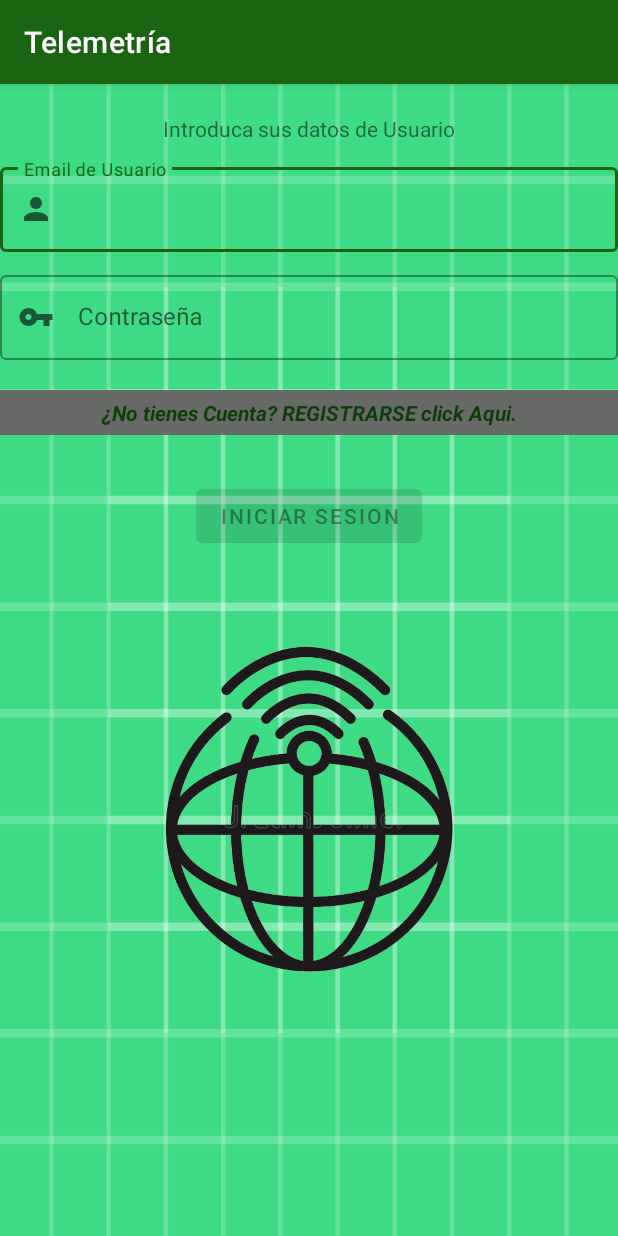
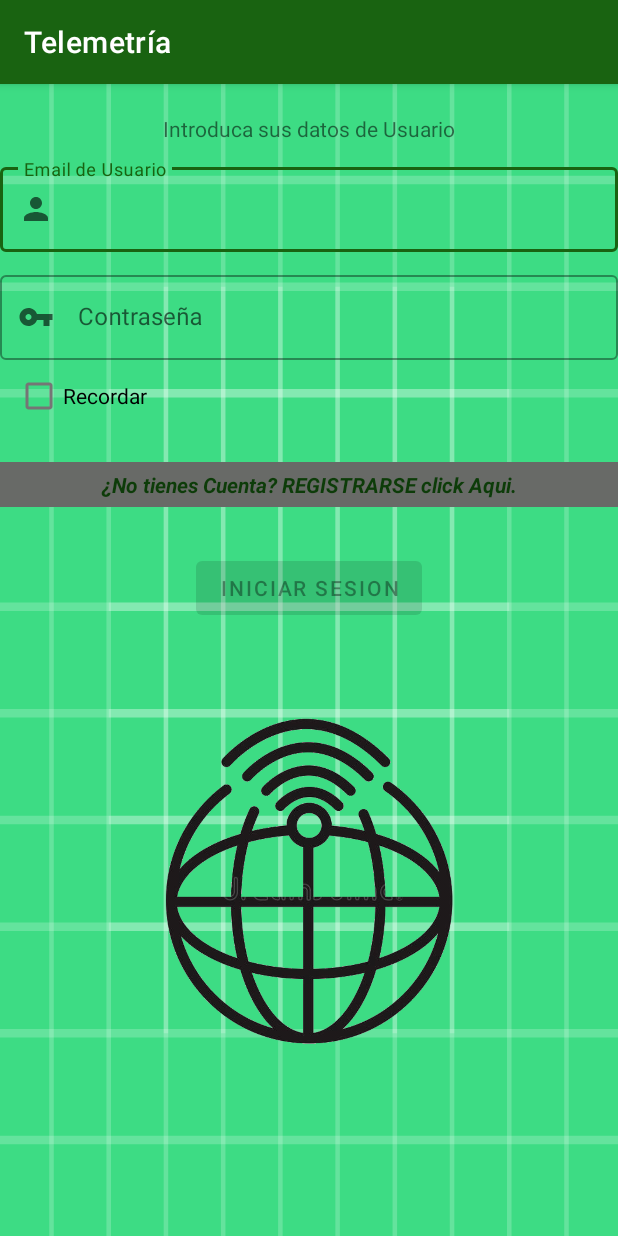
Before and after one commit to xwill007/Telemetria_Esp8266, an Android app: the MainActivity screen opened directly, with no data from a screen before it, in the options menu, after a tap on "Cerrar Sesión", on a phone screen of 412 x 824 dp. Run offline under Robolectric (Android 15) with nearby library versions, the phone set to English and light mode, and no system bars; our stand-ins replace Firebase (no records; nobody signed in at launch, a user with empty details on screens opened directly), Room's generated code, navigation-ui; 1 statement that could not run was skipped.

Commit message:
se guarda usuario y contraseña en shared preferences para recordar login

```diff
--- a/app/src/main/java/com/willvargas/telemetria_esp8266/Activities/MainActivity.kt
+++ b/app/src/main/java/com/willvargas/telemetria_esp8266/Activities/MainActivity.kt
@@ -1,5 +1,6 @@
 package com.willvargas.telemetria_esp8266.Activities
 
+import android.content.Context
 import android.content.Intent
 import android.os.Bundle
 import android.view.Menu
@@ -43,7 +44,7 @@ class MainActivity : AppCompatActivity() {
 
         val dataIntent = intent.extras
         val emailusuario = dataIntent?.getString("email")
-        val nombreUsuario = dataIntent?.getString("nombre")
+        //val nombreUsuario = dataIntent?.getString("nombre")
         email =  emailusuario.toString()
 
         val userDAO: UserDAO = MiBaseDeDatosApp.databaseUser.UserDAO()
@@ -53,7 +54,7 @@ class MainActivity : AppCompatActivity() {
         val tvEmailUsuario = navigationView.getHeaderView(0).findViewById<TextView>(R.id.textViewHeaderEmail)
         val tvNombreUsuario = navigationView.getHeaderView(0).findViewById<TextView>(textViewHeaderNombre)
         tvEmailUsuario.text = emailusuario
-        tvNombreUsuario.text = nombreUsuario
+        //tvNombreUsuario.text = nombreUsuario
 
         // Passing each menu ID as a set of Ids because each
         // menu should be considered as top level destinations.
@@ -90,6 +91,12 @@ class MainActivity : AppCompatActivity() {
 
                 FirebaseAuth.getInstance().signOut()
 
+                val sp = getSharedPreferences("my_prefs", Context.MODE_PRIVATE)
+                with(sp!!.edit()) {
+                    putString("active", "false")
+                    apply()
+                }
+
                 intent.putExtra("email",email)
                 intent.putExtra("password",password)
                 startActivity(intent)
--- a/app/src/main/java/com/willvargas/telemetria_esp8266/data/local/entities/Equipo.kt
+++ b/app/src/main/java/com/willvargas/telemetria_esp8266/data/local/entities/Equipo.kt
@@ -16,5 +16,5 @@ data class Equipo (
     @ColumnInfo(name = "contadorBebidas") val contadorBebidas :Long ? = null,
     @ColumnInfo(name = "descripcion") val descripcion :String ? = null,
     @ColumnInfo(name = "imagenEquipo") val imagenEquipo :String ? = null,
-    //@ColumnInfo(name = "emailUsuario") val emailUsuario :String ? = null,
+    @ColumnInfo(name = "emailUsuario") val emailUsuario :String ? = null,
     )
--- a/app/src/main/res/layout/activity_login.xml
+++ b/app/src/main/res/layout/activity_login.xml
@@ -9,21 +9,20 @@
 
     <com.google.android.material.textfield.TextInputLayout
         android:id="@+id/layoutUser"
+        style="@style/Widget.MaterialComponents.TextInputLayout.OutlinedBox"
         android:layout_width="match_parent"
         android:layout_height="wrap_content"
         android:layout_marginTop="50dp"
-        app:startIconDrawable="@drawable/ic_baseline_person_24"
         app:layout_constraintStart_toStartOf="parent"
         app:layout_constraintTop_toTopOf="parent"
-        style="@style/Widget.MaterialComponents.TextInputLayout.OutlinedBox">
+        app:startIconDrawable="@drawable/ic_baseline_person_24">
 
         <com.google.android.material.textfield.TextInputEditText
             android:id="@+id/textImputUser"
             android:layout_width="match_parent"
             android:layout_height="wrap_content"
             android:hint="@string/UserEmailHint"
-            android:inputType="textEmailAddress"
-            />
+            android:inputType="textEmailAddress" />
     </com.google.android.material.textfield.TextInputLayout>
 
     <com.google.android.material.textfield.TextInputLayout
@@ -58,7 +57,7 @@
         android:textStyle="bold|italic"
         app:layout_constraintEnd_toEndOf="parent"
         app:layout_constraintStart_toStartOf="parent"
-        app:layout_constraintTop_toBottomOf="@+id/layoutPassword"
+        app:layout_constraintTop_toBottomOf="@+id/checkBox_recordar"
         tools:ignore="MissingConstraints" />
 
     <TextView
@@ -95,4 +94,13 @@
         app:layout_constraintTop_toBottomOf="@+id/buttonLogin"
         app:srcCompat="@drawable/logo_telemetria_t" />
 
+    <CheckBox
+        android:id="@+id/checkBox_recordar"
+        android:layout_width="wrap_content"
+        android:layout_height="wrap_content"
+        android:layout_marginStart="10dp"
+        android:text="@string/recordar"
+        app:layout_constraintStart_toStartOf="parent"
+        app:layout_constraintTop_toBottomOf="@+id/layoutPassword" />
+
 </androidx.constraintlayout.widget.ConstraintLayout>
--- a/app/src/main/res/values/strings.xml
+++ b/app/src/main/res/values/strings.xml
@@ -63,6 +63,7 @@
     <string name="aceptar">aceptar</string>
     <string name="Equipo_Eliminado">Equipo Eliminado</string>
     <string name="cancelar">cancelar</string>
+    <string name="recordar">"Recordar "</string>
 
 
 </resources>
```
Also changed, not shown: app/src/main/java/com/willvargas/telemetria_esp8266/Activities/LoginActivity.kt (+49 -8 lines), app/src/main/java/com/willvargas/telemetria_esp8266/ui/AgregarEquipoFragment.kt (+3 -4 lines).
